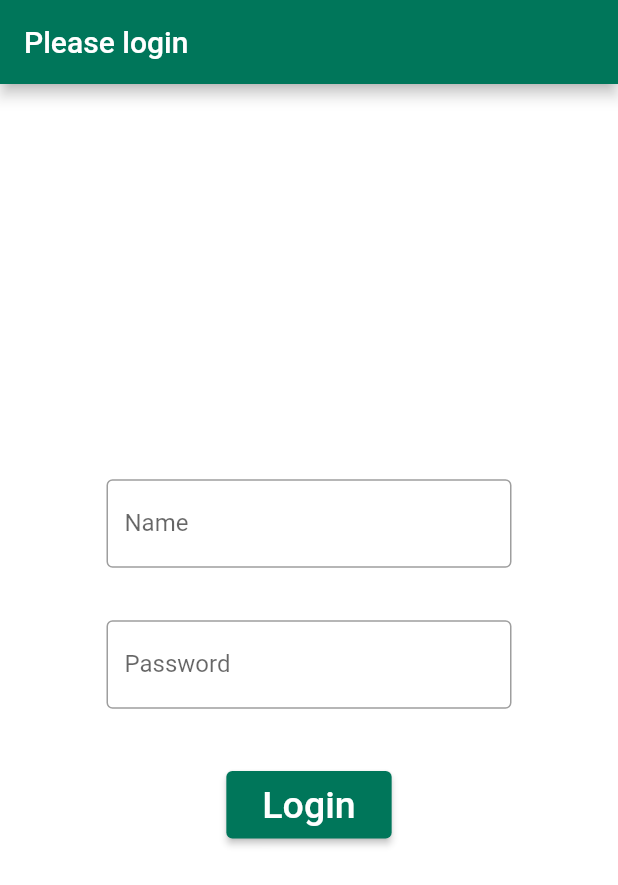
After one commit to meyn-git/meyn_lbh_simulation, a Flutter app: the screen it shows after launch, on a phone screen of 412 x 824 dp. The commit adds this screen. Shown: the top 885 px of the screen. Run offline on Flutter 3.47's test engine with Material 2 defaults, Android fonts, the light colour scheme and no system bars; our stand-ins replace get_it.

Commit message:
Fixed #81

```diff
--- a/lib/domain/scenario.dart
+++ b/lib/domain/scenario.dart
@@ -28,6 +28,4 @@ class Scenario {
     return Scenario(
         site: site, productDefinition: productDefinition, area: newArea);
   }
-
-
 }
--- /dev/null
+++ b/lib/gui/login.dart
@@ -0,0 +1,74 @@
+import 'package:flutter/material.dart';
+import 'package:flutter/widgets.dart';
+
+class LoginScaffold extends StatefulWidget {
+  const LoginScaffold({Key? key}) : super(key: key);
+
+  @override
+  _LoginScaffoldState createState() => _LoginScaffoldState();
+}
+
+class _LoginScaffoldState extends State<LoginScaffold> {
+  @override
+  Widget build(BuildContext context) {
+    return Scaffold(
+        backgroundColor: Colors.white,
+        appBar: AppBar(
+          title: const Text("Please login"),
+        ),
+        body: Center(
+          child: SingleChildScrollView(
+            child: SizedBox(
+              width: 300,
+              child: Column(
+                mainAxisAlignment: MainAxisAlignment.center,
+                crossAxisAlignment: CrossAxisAlignment.center,
+                children: <Widget>[
+                  const Padding(
+                    //padding: const EdgeInsets.only(left:15.0,right: 15.0,top:0,bottom: 0),
+                    padding: EdgeInsets.symmetric(horizontal: 15),
+                    child: TextField(
+                      decoration: InputDecoration(
+                          border: OutlineInputBorder(),
+                          labelText: 'Name',
+                          hintText: 'Enter your given login name'),
+                    ),
+                  ),
+                  const SizedBox(
+                    height: 20,
+                  ),
+                  const Padding(
+                    padding: EdgeInsets.only(
+                        left: 15.0, right: 15.0, top: 15, bottom: 0),
+                    //padding: EdgeInsets.symmetric(horizontal: 15),
+                    child: TextField(
+                      obscureText: true,
+                      decoration: InputDecoration(
+                          border: OutlineInputBorder(),
+                          labelText: 'Password',
+                          hintText: 'Enter your given password'),
+                    ),
+                  ),
+                  const SizedBox(
+                    height: 40,
+                  ),
+                  ElevatedButton(
+                    onPressed: () {
+                      // Navigator.push(
+                      //     context, MaterialPageRoute(builder: (_) => HomePage()));
+                    },
+                    child: const Padding(
+                      padding: EdgeInsets.all(8.0),
+                      child: Text(
+                        'Login',
+                        style: TextStyle(fontSize: 25),
+                      ),
+                    ),
+                  ),
+                ],
+              ),
+            ),
+          ),
+        ));
+  }
+}
--- a/lib/main.dart
+++ b/lib/main.dart
@@ -2,6 +2,7 @@ import 'package:flutter/material.dart';
 import 'package:get_it/get_it.dart';
 import 'package:meyn_lbh_simulation/domain/player.dart';
 import 'package:meyn_lbh_simulation/domain/site.dart';
+import 'package:meyn_lbh_simulation/gui/login.dart';
 
 import 'gui/player.dart';
 
@@ -22,16 +23,16 @@ class MyApp extends StatelessWidget {
   @override
   Widget build(BuildContext context) {
     return MaterialApp(
-      title: title,
-      theme: _createThemeData(),
-      home: const PlayerWidget(),
-    );
+        title: title, theme: _createThemeData(), home: const LoginScaffold()
+        //const PlayerWidget(),
+        );
   }
 
   ThemeData _createThemeData() {
     return ThemeData(
       primarySwatch: _createMeynMaterialColor(),
-    );
+      //colorScheme: ColorScheme.fromSwatch(backgroundColor: meynColor )
+    ); //.copyWith(textButtonTheme: TextButtonThemeData(style: ButtonStyle(foregroundColor: MaterialStateProperty.resolveWith((states) => (state)=> meynColor))) );
   }
 
   MaterialColor _createMeynMaterialColor() {
```
